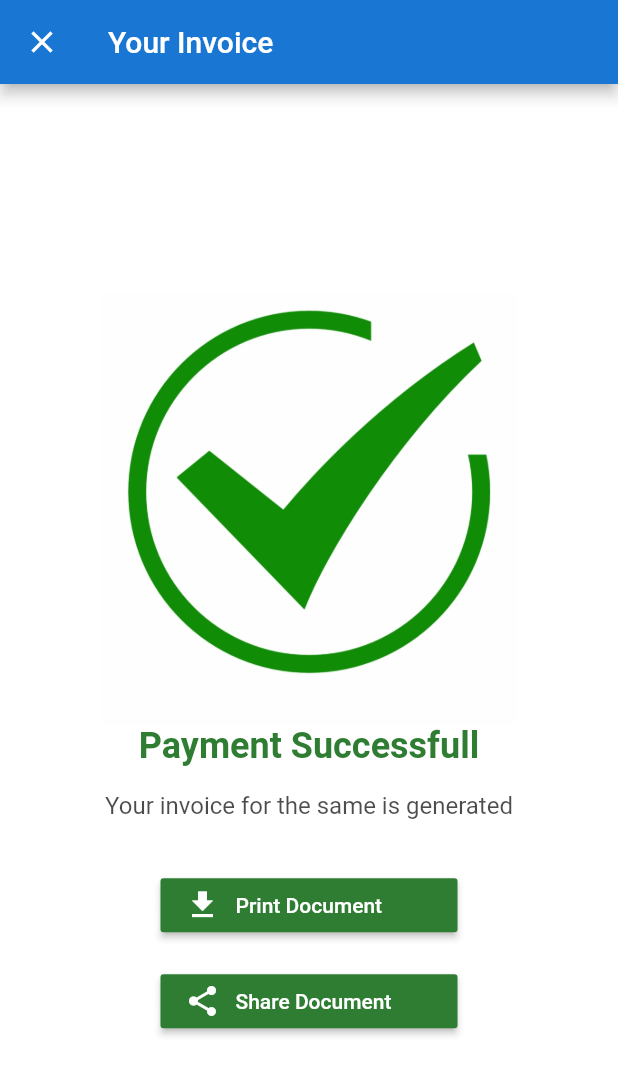
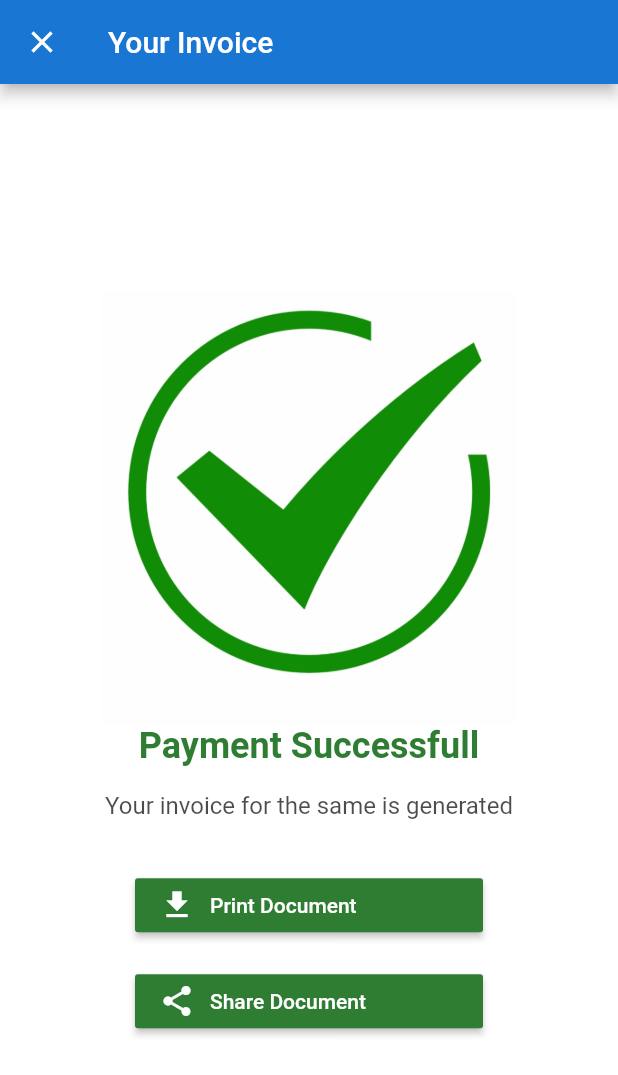
Before and after one commit to duetianmehedishuvo/house_rant, a Flutter app: the Invoice screen opened directly with empty values, after a tap on "Share Document", on a phone screen of 412 x 824 dp. Shown: the top 1075 px of the screen. Run offline on Flutter 3.47's test engine with Material 2 defaults, Android fonts, the phone set to English and light mode, and no system bars; our stand-ins replace cached_network_image, cloud_firestore, connectivity, firebase_auth, firebase_core, firebase_storage and 9 more; missing offline and left inert: flutter_full_pdf_viewer, flutter_range_slider, flutter_search_bar, flutter_statusbarcolor, multi_image_picker2, qr and 2 more; accounts and stored records are empty; Roboto replaces fonts that are missing (Ex02).

```diff
--- a/lib/widgets/document.dart
+++ b/lib/widgets/document.dart
@@ -81,18 +81,10 @@ Widget detailWidget(_type,_name,_add1,_city,_mobile,_email){
 }
 
 Future<Document> generateDocument(PdfPageFormat format,payment,owner) async {
-  final Document pdf = Document(title: 'Payment Invoice', author: 'Far From Home');
+  final Document pdf = Document(title: 'Payment Invoice', author: 'BD House Rent');
   var _date = new DateFormat('dd-MM-yyyy').format(payment['dateCreated']);
 
   var size = PdfPageFormat.cm;
-  /*final PdfImage profileImage = await PdfImage.file(
-      pdf: pdf.document,
-      image: fw.NetworkImage(
-        'https://firebasestorage.googleapis.com/v0/b/farfromhome-2019.appspot.com/o/logo_inverted.png?alt=media&token=16da4a5e-3db6-4ff2-ae69-c5b134c6b1e8',
-      ),
-      onError: (dynamic exception, StackTrace stackTrace) {
-        print('Far From Home Logo');
-      }); */
 
   pdf.addPage(MyPage(
     pageFormat: format.applyMargin(
@@ -110,7 +102,7 @@ Future<Document> generateDocument(PdfPageFormat format,payment,owner) async {
                 child: Align(
                   alignment: Alignment.centerLeft,
                   child: Text(
-                      'Far From Home',
+                      'BD House Rent',
                       style: TextStyle(
                         fontSize: 30,
                         fontWeight: FontWeight.bold,
@@ -129,15 +121,12 @@ Future<Document> generateDocument(PdfPageFormat format,payment,owner) async {
                       height: 60,
                       color: lightblue,
                       child: Container()))
-                      //child: profileImage == null
-                      //  ? Container()
-                      //  : Image(profileImage))),
                 ),
               ),
             ],
           ),
           SizedBox(
-            height: 0.5 * size,
+            height: 0.5 * size
           ),
           Row(
             children: <Widget>[
@@ -346,7 +335,7 @@ Future<Document> generateDocument(PdfPageFormat format,payment,owner) async {
         ),
         Align(
           child: Text(
-            'Far From Home',
+            'BD House Rent',
             style: TextStyle(
               fontSize: 14,
               fontWeight: FontWeight.normal,
--- a/lib/widgets/invoice.dart
+++ b/lib/widgets/invoice.dart
@@ -3,7 +3,6 @@ import 'dart:io';
 import 'package:farfromhome/ui/page_home.dart';
 import 'package:farfromhome/utils/utils.dart';
 import 'package:flutter/material.dart';
-import 'package:flutter/rendering.dart';
 import 'package:fluttertoast/fluttertoast.dart';
 import 'package:path_provider/path_provider.dart';
 import 'package:pdf/pdf.dart';
@@ -73,8 +72,8 @@ class InvoiceState extends State<Invoice> {
         referenceBox.localToGlobal(referenceBox.paintBounds.bottomRight);
     final Rect bounds = Rect.fromPoints(topLeft, bottomRight);
     // TODO Fix Future bytes error (uncomment to see error)
-    /*await Printing.sharePdf(
-        bytes: document.save(), filename: '$_filename.pdf', bounds: bounds);*/
+    await Printing.sharePdf(
+        bytes: await document.save(), filename: '$_filename.pdf', bounds: bounds);
     //Navigator.push(context,MaterialPageRoute(builder: (_) => SearchPage()));
   }
 
@@ -143,7 +142,7 @@ class InvoiceState extends State<Invoice> {
                     mainAxisAlignment: MainAxisAlignment.spaceEvenly,
                     children: <Widget>[
                       Padding(
-                        padding: const EdgeInsets.symmetric(vertical: 8.0,horizontal: 67),
+                        padding: const EdgeInsets.symmetric(vertical: 8.0,horizontal: 50),
                         child: RaisedButton(
                             color: Colors.green[800],
                             textColor: Colors.white,
@@ -156,7 +155,7 @@ class InvoiceState extends State<Invoice> {
                             ), onPressed: _printPdf),
                       ),
                       Padding(
-                        padding: const EdgeInsets.symmetric(vertical: 8.0,horizontal: 67),
+                        padding: const EdgeInsets.symmetric(vertical: 8.0,horizontal: 50),
                         child: RaisedButton(
                             color: Colors.green[800],
                             key: shareWidget,
```
Also changed, not shown: lib/ui/page_payment.dart (+77 -123 lines), 1 other file.
